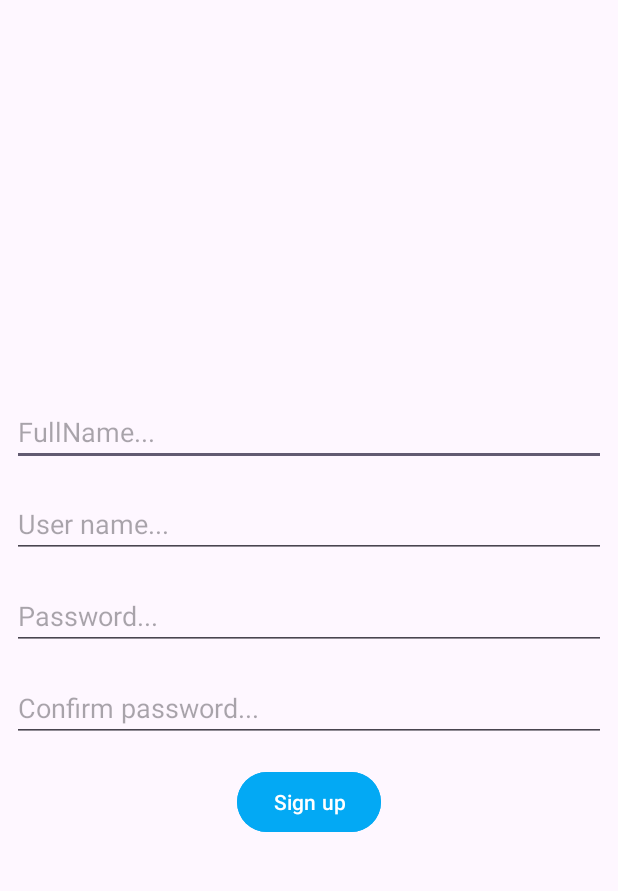
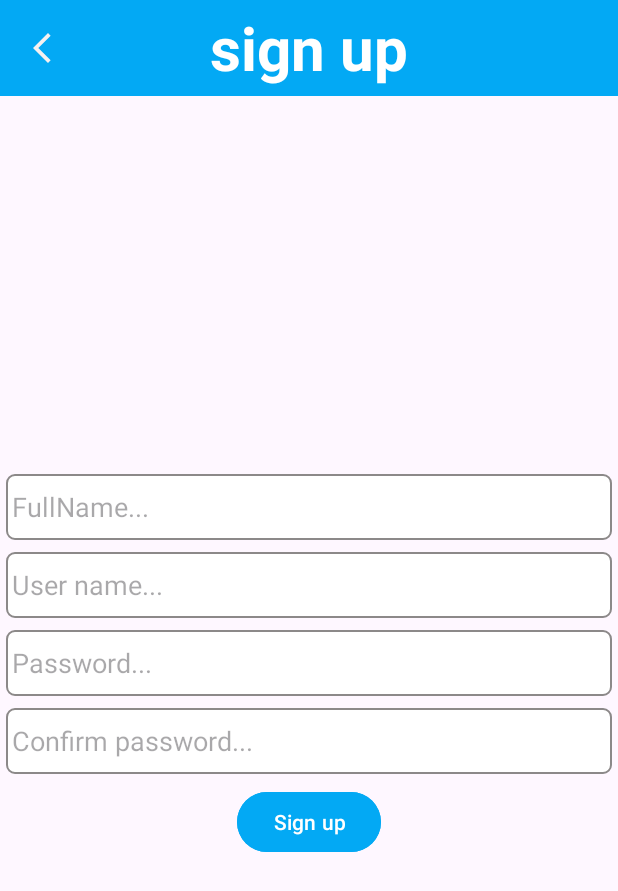
Before and after one commit to halinhit02/NoteApp, an Android app: the RegisterActivity screen opened directly, with no data from a screen before it, on a phone screen of 412 x 824 dp. Shown: the top 891 px of the screen. Run offline under Robolectric (Android 15) with nearby library versions, the phone set to English and light mode, and no system bars; our stand-ins replace data binding; libraries missing offline, so code that uses them is left out: org.mindrot.jbcrypt.

Commit message:
login register

```diff
--- a/app/src/main/java/com/nhom6/noteapp/activity/LoginActivity.java
+++ b/app/src/main/java/com/nhom6/noteapp/activity/LoginActivity.java
@@ -51,7 +51,7 @@ public class LoginActivity extends AppCompatActivity {
         if(userName.isEmpty()){
             binding.editTextUsername.setError("Username  cannot be blank");
             return false;
-        } else if( password.isEmpty()){
+        } if( password.isEmpty()){
             binding.editTextUsername.setError("Password  cannot be blank");
             return false;
         }
--- a/app/src/main/java/com/nhom6/noteapp/activity/RegisterActivity.java
+++ b/app/src/main/java/com/nhom6/noteapp/activity/RegisterActivity.java
@@ -1,6 +1,7 @@
 package com.nhom6.noteapp.activity;
 
 import android.app.AlertDialog;
+import android.content.Intent;
 import android.os.Bundle;
 import android.widget.Button;
 import android.widget.EditText;
@@ -67,6 +68,9 @@ public class RegisterActivity extends AppCompatActivity {
                 }
             }
         });
+        binding.imgPreview.setOnClickListener(v->{
+            finish();
+        });
     }
 
 
--- /dev/null
+++ b/app/src/main/res/drawable/baseline_arrow_back24.xml
@@ -0,0 +1,5 @@
+<vector android:height="24dp" android:tint="#F5F1F1"
+    android:viewportHeight="24" android:viewportWidth="24"
+    android:width="24dp" xmlns:android="http://schemas.android.com/apk/res/android">
+    <path android:fillColor="@android:color/white" android:pathData="M17.77,3.77l-1.77,-1.77l-10,10l10,10l1.77,-1.77l-8.23,-8.23z"/>
+</vector>
--- /dev/null
+++ b/app/src/main/res/drawable/custom_edittext.xml
@@ -0,0 +1,7 @@
+<?xml version="1.0" encoding="utf-8"?>
+<shape android:shape="rectangle" xmlns:android="http://schemas.android.com/apk/res/android">
+    <solid android:color="@color/white"/>
+    <corners android:radius="5dp"/>
+    <stroke android:width="1.2dp"
+         android:color="@color/dark_gray"/>
+</shape>
--- a/app/src/main/res/layout/activity_register.xml
+++ b/app/src/main/res/layout/activity_register.xml
@@ -1,52 +1,89 @@
 <?xml version="1.0" encoding="utf-8"?>
-<layout xmlns:app="http://schemas.android.com/apk/res-auto"
+<layout xmlns:tools="http://schemas.android.com/tools"
+    xmlns:app="http://schemas.android.com/apk/res-auto"
     xmlns:android="http://schemas.android.com/apk/res/android">
     <androidx.constraintlayout.widget.ConstraintLayout
 
         android:layout_width="match_parent"
         android:layout_height="match_parent">
+        <androidx.appcompat.widget.Toolbar
+            android:id="@+id/toolbar"
+            android:layout_width="match_parent"
+            android:layout_height="?attr/actionBarSize"
+            app:layout_constraintEnd_toEndOf="parent"
+            app:layout_constraintStart_toStartOf="parent"
+            app:layout_constraintTop_toTopOf="parent"
+            android:background="@color/blue">
+            <ImageView
+                android:id="@+id/imgPreview"
+                android:layout_width="wrap_content"
+                android:layout_height="wrap_content"
+                android:src="@drawable/baseline_arrow_back24"
+                tools:ignore="ContentDescription" />
+            <TextView
+                android:layout_width="wrap_content"
+                android:layout_height="wrap_content"
+                android:layout_gravity="center"
+                android:gravity="center"
+                android:text="@string/textview_register"
+                android:textColor="@color/white"
+                android:textSize="40sp"
+                android:textStyle="bold" />
+        </androidx.appcompat.widget.Toolbar>
 
         <LinearLayout
             android:layout_width="match_parent"
-            android:layout_height="match_parent"
+            android:layout_height="0dp"
             android:gravity="center"
             android:orientation="vertical"
             app:layout_constraintBottom_toBottomOf="parent"
             app:layout_constraintEnd_toEndOf="parent"
             app:layout_constraintStart_toStartOf="parent"
-            app:layout_constraintTop_toTopOf="parent">
+            app:layout_constraintTop_toBottomOf="@id/toolbar">
 
             <EditText
                 android:id="@+id/editText_register_name"
-                android:layout_margin="8dp"
+                android:layout_margin="@dimen/margin_small"
                 android:layout_width="match_parent"
-                android:layout_height="wrap_content"
-                android:hint="@string/hint_fullname" />
+                android:padding="@dimen/padding_small"
+                android:background="@drawable/custom_edittext"
+                android:layout_height="@dimen/height_edittext"
+                android:hint="@string/hint_fullname"
+                tools:ignore="Autofill,TextFields" />
 
             <EditText
                 android:id="@+id/editText_register_username"
-                android:layout_margin="8dp"
+                android:layout_margin="@dimen/margin_small"
                 android:layout_width="match_parent"
-                android:layout_height="wrap_content"
+                android:padding="@dimen/padding_small"
+                android:background="@drawable/custom_edittext"
+                android:layout_height="@dimen/height_edittext"
+                tools:ignore="Autofill,TextFields"
                 android:hint="@string/hint_username_register" />
 
             <EditText
                 android:id="@+id/editText_register_pass"
                 android:layout_width="match_parent"
-                android:layout_margin="8dp"
-                android:layout_height="wrap_content"
+                android:layout_margin="@dimen/margin_small"
+                android:padding="@dimen/padding_small"
+                android:background="@drawable/custom_edittext"
+                android:layout_height="@dimen/height_edittext"
+                tools:ignore="Autofill,TextFields"
                 android:hint="@string/hint_password_register" />
 
             <EditText
                 android:id="@+id/editText_register_repass"
-                android:layout_margin="8dp"
+                android:layout_margin="@dimen/margin_small"
                 android:layout_width="match_parent"
-                android:layout_height="wrap_content"
+                tools:ignore="Autofill,TextFields"
+                android:padding="@dimen/padding_small"
+                android:background="@drawable/custom_edittext"
+                android:layout_height="@dimen/height_edittext"
                 android:hint="@string/hint_confirmpassword_register" />
 
             <Button
                 android:id="@+id/btn_register"
-                android:layout_margin="8dp"
+                android:layout_margin="@dimen/margin_small"
                 android:layout_width="wrap_content"
                 android:layout_height="wrap_content"
                 android:backgroundTint="@color/blue"
--- /dev/null
+++ b/app/src/main/res/values-hdpi/dimens.xml
@@ -0,0 +1,10 @@
+<?xml version="1.0" encoding="utf-8"?>
+<resources>
+    <dimen name="margin_small">4dp</dimen>
+    <dimen name="margin_medium">12dp</dimen>
+
+    <dimen name="padding_small">4dp</dimen>
+    <dimen name="padding_medium">12dp</dimen>
+
+    <dimen name="height_edittext">44dp</dimen>
+</resources>
--- /dev/null
+++ b/app/src/main/res/values-mdpi/dimens.xml
@@ -0,0 +1,10 @@
+<?xml version="1.0" encoding="utf-8"?>
+<resources>
+    <dimen name="margin_small">6dp</dimen>
+    <dimen name="margin_medium">14dp</dimen>
+
+    <dimen name="padding_small">6dp</dimen>
+    <dimen name="padding_medium">14dp</dimen>
+
+    <dimen name="height_edittext">46dp</dimen>
+</resources>
--- /dev/null
+++ b/app/src/main/res/values-xhdpi/dimens.xml
@@ -0,0 +1,9 @@
+<?xml version="1.0" encoding="utf-8"?>
+<resources>
+<dimen name="margin_small">8dp</dimen>
+<dimen name="margin_medium">16dp</dimen>
+
+    <dimen name="padding_small">8dp</dimen>
+    <dimen name="padding_medium">16dp</dimen>
+
+</resources>
--- /dev/null
+++ b/app/src/main/res/values-xxhdpi/dimens.xml
@@ -0,0 +1,10 @@
+<?xml version="1.0" encoding="utf-8"?>
+<resources>
+    <dimen name="margin_small">10dp</dimen>
+    <dimen name="margin_medium">18dp</dimen>
+
+    <dimen name="padding_small">10dp</dimen>
+    <dimen name="padding_medium">18dp</dimen>
+
+    <dimen name="height_edittext">50dp</dimen>
+</resources>
--- /dev/null
+++ b/app/src/main/res/values-xxxhdpi/dimens.xml
@@ -0,0 +1,10 @@
+<?xml version="1.0" encoding="utf-8"?>
+<resources>
+    <dimen name="margin_small">12dp</dimen>
+    <dimen name="margin_medium">20dp</dimen>
+
+    <dimen name="padding_small">12dp</dimen>
+    <dimen name="padding_medium">20dp</dimen>
+
+    <dimen name="height_edittext">52dp</dimen>
+</resources>
--- a/app/src/main/res/values/colors.xml
+++ b/app/src/main/res/values/colors.xml
@@ -3,4 +3,5 @@
     <color name="black">#FF000000</color>
     <color name="white">#FFFFFFFF</color>
     <color name="blue">#03A9F4</color>
+    <color name="dark_gray">#8C8989</color>
 </resources>
--- a/app/src/main/res/values/strings.xml
+++ b/app/src/main/res/values/strings.xml
@@ -14,7 +14,7 @@
     //textview
     <string name="textview_login">Login</string>
     <string name="textview_register">sign up</string>
-    <string name="textview_asforanaccount">Bạn chưa có tài khoản?</string>
+    <string name="textview_asforanaccount">Do not have an account?</string>
 
     //text error
     <string name="error_username">Username  cannot be blank</string>
--- a/gradle.properties
+++ b/gradle.properties
@@ -21,3 +21,4 @@ android.useAndroidX=true
 android.nonTransitiveRClass=true
 android.defaults.buildfeatures.buildconfig=true
 android.nonFinalResIds=false
+android.enableJetifier=true
```
Also changed, not shown: app/src/main/res/layout/activity_login.xml (+45 -27 lines).
